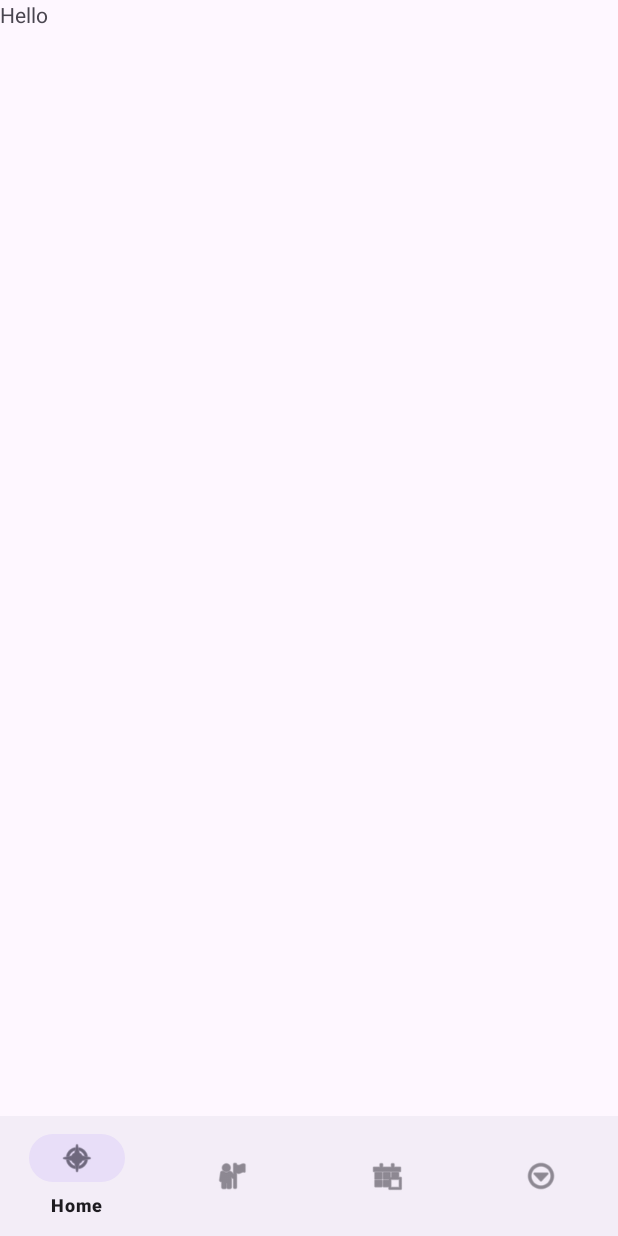
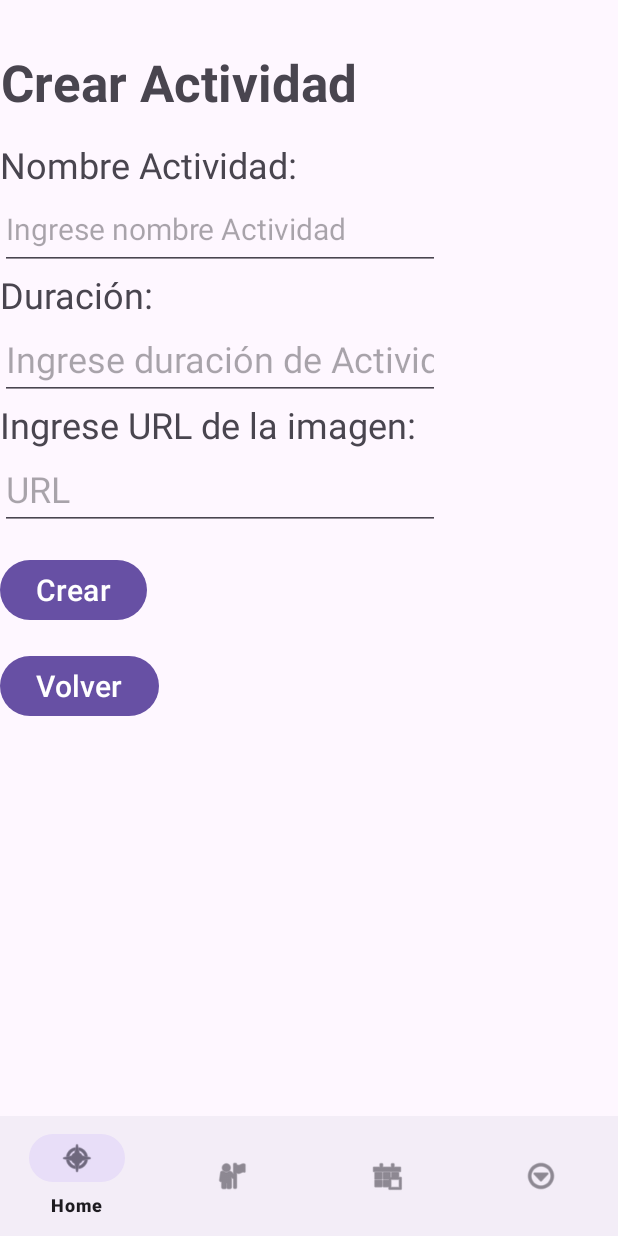
Before and after one commit to ginobasile/Grupo3-TP3-Gimnasio, an Android app: the CrearActividad screen opened through its navigation route, on a phone screen of 412 x 824 dp. Run offline under Robolectric (Android 15) with nearby library versions, the phone set to English and light mode, and no system bars; our stand-ins replace navigation-ui.

Commit message:
Crear Actividad DONE

```diff
--- a/app/src/main/java/com/example/gimnasio_grupo3/entities/Actividad.kt
+++ b/app/src/main/java/com/example/gimnasio_grupo3/entities/Actividad.kt
@@ -11,4 +11,6 @@ data class Actividad(
     var duration: Int,
     var url: String
 
-): Parcelable
+): Parcelable {
+    constructor(name: String, duration: Int, url: String) : this(0, name, duration, url)
+}
--- a/app/src/main/java/com/example/gimnasio_grupo3/fragments/actividades/CrearActividad.kt
+++ b/app/src/main/java/com/example/gimnasio_grupo3/fragments/actividades/CrearActividad.kt
@@ -1,16 +1,30 @@
 package com.example.gimnasio_grupo3.fragments.actividades
 
+import android.app.AlertDialog
 import androidx.lifecycle.ViewModelProvider
 import android.os.Bundle
 import androidx.fragment.app.Fragment
 import android.view.LayoutInflater
 import android.view.View
 import android.view.ViewGroup
+import android.widget.Button
+import android.widget.EditText
+import androidx.navigation.findNavController
 import com.example.gimnasio_grupo3.R
+import com.example.gimnasio_grupo3.entities.Actividad
+import com.example.gimnasio_grupo3.entities.Paquete
+import com.example.gimnasio_grupo3.fragments.paquetes.CrearPaquete
+import com.example.gimnasio_grupo3.fragments.paquetes.CrearPaqueteViewModel
+import com.google.android.material.snackbar.Snackbar
 
 class CrearActividad : Fragment() {
 
     lateinit var v : View
+    private lateinit var inputNombre: EditText
+    private lateinit var inputDuracion: EditText
+    private lateinit var inputUrl: EditText
+    private lateinit var btnCreate: Button
+    private lateinit var btnBack: Button
     companion object {
         fun newInstance() = CrearActividad()
     }
@@ -22,7 +36,79 @@ class CrearActividad : Fragment() {
         savedInstanceState: Bundle?
     ): View? {
         v = inflater.inflate(R.layout.fragment_crear_actividad, container, false)
+
+        inputNombre = v.findViewById(R.id.editNombreActividad)
+        inputDuracion = v.findViewById(R.id.editDuracion)
+        inputUrl = v.findViewById(R.id.editURL)
+        btnCreate = v.findViewById(R.id.actividadCrear)
+        btnBack = v.findViewById(R.id.volver)
+
         return v
+    }
+
+    override fun onStart() {
+        super.onStart()
+
+        btnBack.setOnClickListener {
+            v.findNavController().navigateUp()
+        }
+
+        btnCreate.setOnClickListener {
+            val nombre = inputNombre.text.toString()
+            val duracionText = inputDuracion.text.toString()
+            val url = inputUrl.text.toString()
+
+            if (nombre.isEmpty()) {
+                inputNombre.error = "El nombre es obligatorio"
+                return@setOnClickListener
+            }
+
+            if (duracionText.isEmpty()) {
+                inputDuracion.error = "El precio es obligatorio"
+                return@setOnClickListener
+            }
+
+            if (url.isEmpty()) {
+                inputUrl.error = "Debe ingresar un URL de imagen"
+                return@setOnClickListener
+            }
+            val dur = duracionText.toInt()
+            val nuevoActividad = Actividad(nombre, dur, url)
+
+            confirmAction("Crear") { confirmed ->
+                if (confirmed) {
+                    // Llama a la función en el ViewModel y pasa un callback
+                    viewModel.crearActividad(nuevoActividad) { estado ->
+                        Snackbar.make(v, estado, Snackbar.LENGTH_LONG).show()
+
+                        if (estado == "Actividad creada exitosamente") {
+                            v.findNavController().navigateUp()
+                        }
+                    }
+                } else {
+                    Snackbar.make(v, "Acción cancelada", Snackbar.LENGTH_LONG).show()
+                }
+            }
+        }
+    }
+
+    private fun confirmAction(action: String, callback: (Boolean) -> Unit) {
+        val builder = AlertDialog.Builder(requireContext())
+        builder.setTitle(action)
+        builder.setMessage("¿Estás seguro de que deseas $action este actividad?")
+
+        builder.setPositiveButton(action) { dialog, _ ->
+            callback(true) // Llama al callback con 'true' cuando el usuario confirma
+            dialog.dismiss()
+        }
+
+        builder.setNegativeButton("Cancelar") { dialog, _ ->
+            callback(false) // Llama al callback con 'false' cuando el usuario cancela
+            dialog.dismiss()
+        }
+
+        val dialog = builder.create()
+        dialog.show()
     }
 
     override fun onActivityCreated(savedInstanceState: Bundle?) {
@@ -30,5 +116,4 @@ class CrearActividad : Fragment() {
         viewModel = ViewModelProvider(this).get(CrearActividadViewModel::class.java)
         // TODO: Use the ViewModel
     }
-
 }
--- a/app/src/main/java/com/example/gimnasio_grupo3/fragments/actividades/CrearActividadViewModel.kt
+++ b/app/src/main/java/com/example/gimnasio_grupo3/fragments/actividades/CrearActividadViewModel.kt
@@ -1,7 +1,36 @@
 package com.example.gimnasio_grupo3.fragments.actividades
 
 import androidx.lifecycle.ViewModel
+import com.example.gimnasio_grupo3.RetroFitProviders.ActividadesProvider
+import com.example.gimnasio_grupo3.entities.Actividad
+import com.example.gimnasio_grupo3.interfaces.APIMethods
+import retrofit2.Call
+import retrofit2.Callback
+import retrofit2.Response
 
 class CrearActividadViewModel : ViewModel() {
-    // TODO: Implement the ViewModel
+    fun crearActividad (nuevoActividad : Actividad, callback: (String) -> Unit){
+
+        val retrofit = ActividadesProvider().provideRetrofit()
+        val apiService = retrofit.create(APIMethods::class.java)
+
+        val call = apiService.createActividad(nuevoActividad)
+
+        call.enqueue(object : Callback<Actividad> {
+            override fun onResponse(call: Call<Actividad>, response: Response<Actividad>) {
+                if (response.isSuccessful) {
+                    // Actualización exitosa, puedes mostrar un mensaje o realizar otras acciones si es necesario
+                    callback("Actividad creada exitosamente")
+                } else {
+                    // La actualización no fue exitosa, maneja los errores aquí
+                    callback("Error al crear la actividad")
+                }
+            }
+
+            override fun onFailure(call: Call<Actividad>, t: Throwable) {
+                // Maneja errores de conexión aquí
+                callback("Error de conexión al crear la actividad")
+            }
+        })
+    }
 }
--- a/app/src/main/res/layout/fragment_crear_actividad.xml
+++ b/app/src/main/res/layout/fragment_crear_actividad.xml
@@ -1,13 +1,118 @@
 <?xml version="1.0" encoding="utf-8"?>
-<FrameLayout xmlns:android="http://schemas.android.com/apk/res/android"
+<LinearLayout xmlns:android="http://schemas.android.com/apk/res/android"
+    xmlns:app="http://schemas.android.com/apk/res-auto"
     xmlns:tools="http://schemas.android.com/tools"
+    android:id="@+id/frameLayoutActividad"
     android:layout_width="match_parent"
     android:layout_height="match_parent"
+    android:orientation="vertical"
     tools:context=".fragments.actividades.CrearActividad">
 
     <TextView
-        android:layout_width="match_parent"
-        android:layout_height="match_parent"
-        android:text="Hello" />
+        android:id="@+id/titleCrearActividad"
+        android:layout_width="wrap_content"
+        android:layout_height="wrap_content"
+        android:gravity="center"
+        android:paddingTop="32dp"
+        android:paddingBottom="16dp"
+        android:text="Crear Actividad"
+        android:textSize="34sp"
+        android:textStyle="bold"
+        app:layout_constraintEnd_toEndOf="parent"
+        app:layout_constraintHorizontal_bias="0.497"
+        app:layout_constraintStart_toStartOf="parent"
+        app:layout_constraintTop_toTopOf="parent" />
 
-</FrameLayout>
+    <TextView
+        android:id="@+id/textViewNombre"
+        android:layout_width="wrap_content"
+        android:layout_height="wrap_content"
+        android:text="Nombre Actividad:"
+        android:textAlignment="textStart"
+        android:textSize="24sp"
+        app:layout_constraintTop_toBottomOf="@+id/titleCrearActividad"
+        app:layout_constraintStart_toStartOf="parent"
+        app:layout_constraintEnd_toEndOf="parent"
+        app:layout_constraintBottom_toTopOf="@+id/editNombreActividad" />
+
+    <EditText
+        android:id="@+id/editNombreActividad"
+        android:layout_width="293dp"
+        android:layout_height="54dp"
+        android:ems="10"
+        android:hint="Ingrese nombre Actividad"
+        android:inputType="text"
+        android:textSize="20sp"
+        app:layout_constraintTop_toBottomOf="@+id/textViewNombre"
+        app:layout_constraintStart_toStartOf="parent"
+        app:layout_constraintEnd_toEndOf="parent" />
+
+    <TextView
+        android:id="@+id/textViewDuracion"
+        android:layout_width="wrap_content"
+        android:layout_height="wrap_content"
+        android:text="Duración:"
+        android:textAlignment="textStart"
+        android:textSize="24sp"
+        app:layout_constraintTop_toBottomOf="@+id/editNombreActividad"
+        app:layout_constraintStart_toStartOf="parent"
+        app:layout_constraintEnd_toEndOf="parent" />
+
+    <EditText
+        android:id="@+id/editDuracion"
+        android:layout_width="293dp"
+        android:layout_height="54dp"
+        android:ems="10"
+        android:hint="Ingrese duración de Actividad"
+        android:inputType="number"
+        android:textSize="24sp"
+        app:layout_constraintTop_toBottomOf="@+id/textViewDuracion"
+        app:layout_constraintStart_toStartOf="parent"
+        app:layout_constraintEnd_toEndOf="parent" />
+
+    <TextView
+        android:id="@+id/textView2"
+        android:layout_width="wrap_content"
+        android:layout_height="wrap_content"
+        android:text="Ingrese URL de la imagen:"
+        android:textAlignment="textStart"
+        android:textSize="24sp"
+        app:layout_constraintTop_toBottomOf="@+id/editDuracion"
+        app:layout_constraintStart_toStartOf="parent"
+        app:layout_constraintEnd_toEndOf="parent" />
+
+    <EditText
+        android:id="@+id/editURL"
+        android:layout_width="293dp"
+        android:layout_height="54dp"
+        android:ems="10"
+        android:hint="URL"
+        android:inputType="text"
+        android:textSize="24sp"
+        app:layout_constraintTop_toBottomOf="@+id/textView2"
+        app:layout_constraintStart_toStartOf="parent"
+        app:layout_constraintEnd_toEndOf="parent" />
+
+    <Button
+        android:id="@+id/actividadCrear"
+        android:layout_width="wrap_content"
+        android:layout_height="wrap_content"
+        android:layout_marginTop="16dp"
+        android:text="Crear"
+        android:textSize="20sp"
+        app:layout_constraintTop_toBottomOf="@+id/editURL"
+        app:layout_constraintStart_toStartOf="parent"
+        app:layout_constraintEnd_toEndOf="parent" />
+
+    <Button
+        android:id="@+id/volver"
+        android:layout_width="wrap_content"
+        android:layout_height="wrap_content"
+        android:layout_marginTop="16dp"
+        android:text="Volver"
+        android:textSize="20sp"
+        app:layout_constraintTop_toBottomOf="@+id/actividadCrear"
+        app:layout_constraintStart_toStartOf="parent"
+        app:layout_constraintEnd_toEndOf="parent" />
+
+</LinearLayout>
```
